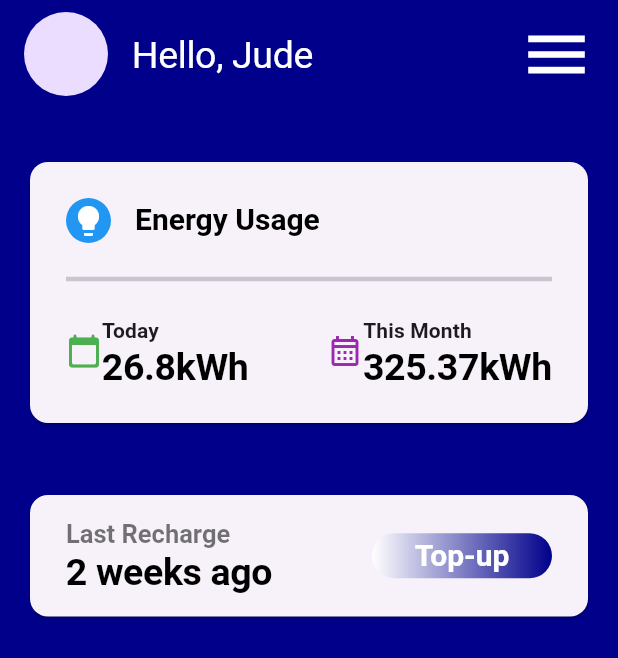
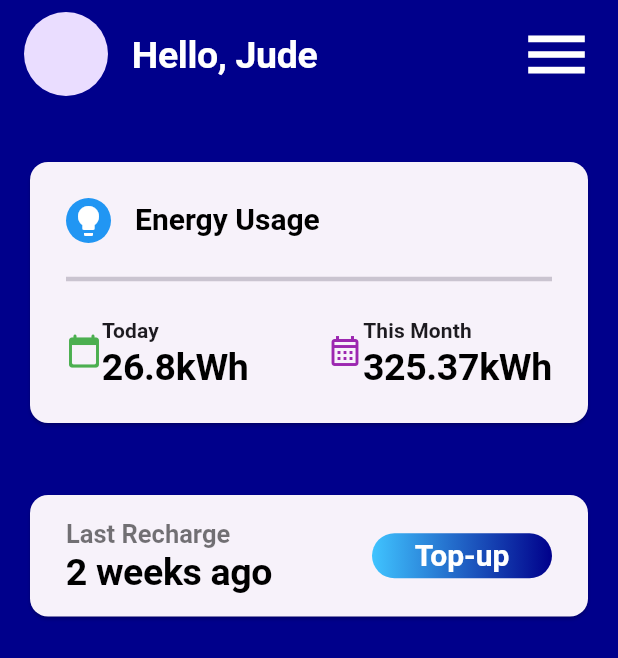
Before and after one commit to Serkhani/energyapp, a Flutter app: the screen it shows after launch, after a tap on "Sign In", on a phone screen of 412 x 824 dp. Shown: the top 658 px of the screen. Run offline on Flutter 3.47's test engine with Material 2 defaults, Android fonts, the phone set to English and light mode, and no system bars; our stand-ins replace get; accounts and stored records are empty.

Commit message:
hotfix: fontweight and linear gradient

```diff
--- a/lib/app/data/theme.dart
+++ b/lib/app/data/theme.dart
@@ -32,6 +32,7 @@ class AppTheme {
         overflow: TextOverflow.ellipsis,
         color: Colors.white,
         fontSize: 25.0,
+        fontWeight: FontWeight.bold
       )
     ),
     iconTheme: const IconThemeData(
--- a/lib/app/modules/home/views/last_recharge_view.dart
+++ b/lib/app/modules/home/views/last_recharge_view.dart
@@ -44,7 +44,7 @@ class LastRechargeView extends GetView<HomeController> {
                     borderRadius: BorderRadius.circular(35.0),
                     gradient: LinearGradient(
                       colors: [
-                        Colors.white,
+                        Colors.lightBlueAccent,
                         Theme.of(context).scaffoldBackgroundColor
                       ]
                       ),
--- a/lib/app/modules/sign_in/views/signin_info_view.dart
+++ b/lib/app/modules/sign_in/views/signin_info_view.dart
@@ -50,7 +50,7 @@ class SigninInfoView extends GetView<SignInController> {
                     borderRadius: BorderRadius.circular(35.0),
                     gradient: LinearGradient(
                       colors: [
-                        Colors.white,
+                        Colors.lightBlueAccent,
                         Theme.of(context).scaffoldBackgroundColor
                       ]
                       ),
```
